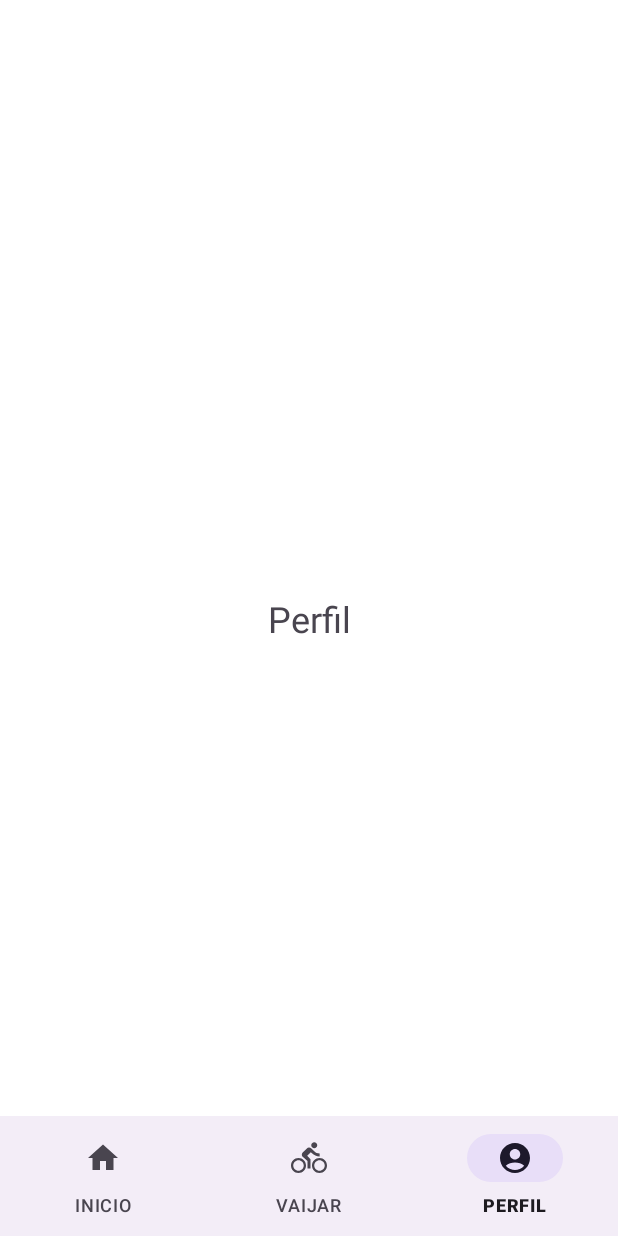
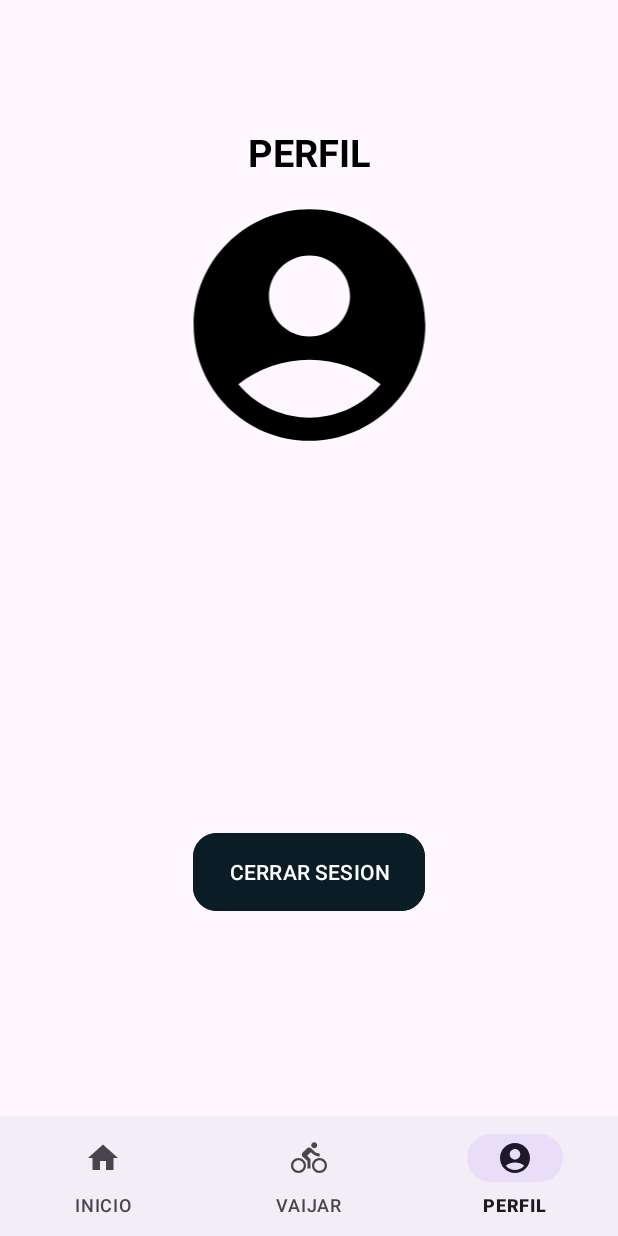
Before and after one commit to LuisRosero2002/CiclApp, an Android app: the HomeActivity screen opened directly, with no data from a screen before it, item 3 of the bottom bar chosen, on a phone screen of 412 x 824 dp. Run offline under Robolectric (Android 15) with nearby library versions, the phone set to English and light mode, and no system bars; our stand-ins replace Firebase (no records; nobody signed in at launch, a user with empty details on screens opened directly); 1 statement that could not run was skipped.

Commit message:
Conexion dataBase

```diff
--- a/app/build.gradle.kts
+++ b/app/build.gradle.kts
@@ -57,4 +57,7 @@ dependencies {
     implementation("com.google.firebase:firebase-auth-ktx")
     implementation("com.google.firebase:firebase-firestore-ktx")
     implementation("com.google.android.gms:play-services-maps:18.2.0")
+    implementation("com.google.firebase:firebase-database")
+    implementation ("com.squareup.retrofit2:converter-scalars:2.9.0")
+
 }
--- a/app/src/main/java/com/example/ciclapp/HomeActivity.kt
+++ b/app/src/main/java/com/example/ciclapp/HomeActivity.kt
@@ -46,10 +46,15 @@ class HomeActivity : AppCompatActivity() , OnMapReadyCallback {
                 return@OnNavigationItemSelectedListener true
             }
             R.id.btnPerfil -> {
+                val correo = (intent.getSerializableExtra("correo")).toString()
+                val fragment = ProfileFragment.newInstance(correo)
+                supportFragmentManager.popBackStackImmediate(null, FragmentManager.POP_BACK_STACK_INCLUSIVE)
+
                 supportFragmentManager.commit {
                     setReorderingAllowed(true)
                     replace<ProfileFragment>(R.id.fragmetContainer)
                 }
+
                 return@OnNavigationItemSelectedListener true
             }
             R.id.btnInicio -> {
@@ -62,6 +67,7 @@ class HomeActivity : AppCompatActivity() , OnMapReadyCallback {
             else -> false
         }
     }
+
 
     override fun onCreate(savedInstanceState: Bundle?) {
         super.onCreate(savedInstanceState)
@@ -84,13 +90,12 @@ class HomeActivity : AppCompatActivity() , OnMapReadyCallback {
     }
 
     override fun onMapReady(googleMaps: GoogleMap) {
-        /*map = googleMaps
+        map = googleMaps
         val coordenadas = LatLng(1.216611, -77.293663)
         val marker: MarkerOptions = MarkerOptions().position(coordenadas).title("Mi ubicacion")
         map.addMarker(marker)
         map.animateCamera(CameraUpdateFactory.newLatLngZoom(coordenadas, 18f), 4000, null)
 
-         */
     }
 
      private fun createMarker() {
--- /dev/null
+++ b/app/src/main/java/com/example/ciclapp/database/Auth.kt
@@ -0,0 +1,42 @@
+package com.example.ciclapp.database
+
+import com.example.ciclapp.models.Users
+import com.google.firebase.database.DataSnapshot
+import com.google.firebase.database.DatabaseError
+import com.google.firebase.database.DatabaseReference
+import com.google.firebase.database.FirebaseDatabase
+import com.google.firebase.database.ValueEventListener
+import com.google.firebase.ktx.Firebase
+import java.util.UUID
+
+class Auth() {
+
+    private val databaseReference: String = "Usuarios"
+    private val database: DatabaseReference = FirebaseDatabase.getInstance().getReference(databaseReference)
+
+    fun insertUser(inputData:Users, callback: (Boolean) -> Unit) {
+
+        database.child(inputData.id).setValue(inputData)
+            .addOnSuccessListener {
+                callback(true)
+            }
+            .addOnFailureListener {
+                callback(false)
+            }
+    }
+
+    fun getUser(correo: String, callback: (Users?) -> Unit) {
+
+        val consulta = database.orderByChild("correo").equalTo(correo)
+        consulta.addListenerForSingleValueEvent(object : ValueEventListener {
+            override fun onDataChange(snapshot: DataSnapshot) {
+                val userData = snapshot.getValue(Users::class.java)
+                callback(userData)
+            }
+
+            override fun onCancelled(error: DatabaseError) {
+                callback(null)
+            }
+        })
+    }
+}
--- a/app/src/main/java/com/example/ciclapp/fragments/ProfileFragment.kt
+++ b/app/src/main/java/com/example/ciclapp/fragments/ProfileFragment.kt
@@ -1,11 +1,18 @@
 package com.example.ciclapp.fragments
 
+import android.content.Intent
 import android.os.Bundle
+import android.util.Log
 import androidx.fragment.app.Fragment
 import android.view.LayoutInflater
 import android.view.View
 import android.view.ViewGroup
+import android.widget.TextView
+import com.example.ciclapp.HomeActivity
+import com.example.ciclapp.InfoDataUserActivity
 import com.example.ciclapp.R
+import com.example.ciclapp.database.Auth
+import com.example.ciclapp.models.Users
 
 
 private const val ARG_PARAM1 = "param1"
@@ -27,18 +34,40 @@ class ProfileFragment : Fragment() {
         inflater: LayoutInflater, container: ViewGroup?,
         savedInstanceState: Bundle?
     ): View? {
-        return inflater.inflate(R.layout.fragment_profile, container, false)
+        //val correo = arguments?.getString("param1")
+        val correo = "luis@gmail.com"
+        val root = inflater.inflate(R.layout.fragment_profile, container, false)
+
+        verificarInfoUsuario(correo.toString()) { existeUsuario ->
+            if (existeUsuario !== null)  {
+                Log.i("Holaaa",existeUsuario.nombre)
+                root.findViewById<TextView>(R.id.tUsuario).text = existeUsuario.nombre
+                root.findViewById<TextView>(R.id.tCorreo).text = existeUsuario.correo
+                root.findViewById<TextView>(R.id.tExperiencia).text = existeUsuario.experiencia
+                root.findViewById<TextView>(R.id.tEntreno).text = existeUsuario.nivelEntreno
+            }
+        }
+
+        return root
     }
 
     companion object {
 
         @JvmStatic
-        fun newInstance(param1: String, param2: String) =
-            ProfileFragment().apply {
-                arguments = Bundle().apply {
-                    putString(ARG_PARAM1, param1)
-                    putString(ARG_PARAM2, param2)
-                }
-            }
+        fun newInstance(param1: String): ProfileFragment {
+            val fragment = ProfileFragment()
+            val args = Bundle()
+            args.putString("param1", param1)
+            fragment.arguments = args
+            return fragment
+        }
+    }
+
+    private fun verificarInfoUsuario(correo: String, callback: (Users?) -> Unit) {
+        val controlerDatabase = Auth()
+
+        controlerDatabase.getUser(correo) { usuarioEncontrado ->
+            callback(usuarioEncontrado)
+        }
     }
 }
--- /dev/null
+++ b/app/src/main/res/drawable/baseline_info_24.xml
@@ -0,0 +1,5 @@
+<vector android:height="24dp" android:tint="#000000"
+    android:viewportHeight="24" android:viewportWidth="24"
+    android:width="24dp" xmlns:android="http://schemas.android.com/apk/res/android">
+    <path android:fillColor="@android:color/white" android:pathData="M12,2C6.48,2 2,6.48 2,12s4.48,10 10,10 10,-4.48 10,-10S17.52,2 12,2zM13,17h-2v-6h2v6zM13,9h-2L11,7h2v2z"/>
+</vector>
--- /dev/null
+++ b/app/src/main/res/drawable/baseline_perm_identity_24.xml
@@ -0,0 +1,5 @@
+<vector android:height="24dp" android:tint="#000000"
+    android:viewportHeight="24" android:viewportWidth="24"
+    android:width="24dp" xmlns:android="http://schemas.android.com/apk/res/android">
+    <path android:fillColor="@android:color/white" android:pathData="M12,5.9c1.16,0 2.1,0.94 2.1,2.1s-0.94,2.1 -2.1,2.1S9.9,9.16 9.9,8s0.94,-2.1 2.1,-2.1m0,9c2.97,0 6.1,1.46 6.1,2.1v1.1L5.9,18.1L5.9,17c0,-0.64 3.13,-2.1 6.1,-2.1M12,4C9.79,4 8,5.79 8,8s1.79,4 4,4 4,-1.79 4,-4 -1.79,-4 -4,-4zM12,13c-2.67,0 -8,1.34 -8,4v3h16v-3c0,-2.66 -5.33,-4 -8,-4z"/>
+</vector>
--- a/app/src/main/res/layout/fragment_profile.xml
+++ b/app/src/main/res/layout/fragment_profile.xml
@@ -4,17 +4,99 @@
     xmlns:tools="http://schemas.android.com/tools"
     android:layout_width="match_parent"
     android:layout_height="match_parent"
-    tools:context=".fragments.ProfileFragment"
-    android:background="@color/white">
+    tools:context=".AuthRegister">
+
+
 
     <TextView
+        android:id="@+id/txtRegister"
         android:layout_width="wrap_content"
         android:layout_height="wrap_content"
-        android:text="Perfil"
-        android:textSize="24sp"
+        android:text="PERFIL"
+        android:textSize="25dp"
+        android:textColor="#000000"
+        android:textStyle="bold"
+        android:layout_marginTop="5dp"
+        app:layout_constraintEnd_toEndOf="parent"
+        app:layout_constraintStart_toStartOf="parent"
+        app:layout_constraintTop_toTopOf="parent"
+        app:layout_constraintBottom_toBottomOf="parent"
+        app:layout_constraintVertical_bias="0.1"/>
+
+    <ImageView
+        android:id="@+id/imgPerfil"
+        android:layout_width="210dp"
+        android:layout_height="185dp"
+        android:src="@drawable/baseline_account_circle_24"
         app:layout_constraintBottom_toBottomOf="parent"
         app:layout_constraintEnd_toEndOf="parent"
         app:layout_constraintStart_toStartOf="parent"
-        app:layout_constraintTop_toTopOf="parent" />
+        app:layout_constraintTop_toBottomOf="@+id/txtRegister"
+        app:layout_constraintVertical_bias="0.01"/>
+
+    <TextView
+        android:id="@+id/tUsuario"
+        android:layout_width="match_parent"
+        android:layout_height="48dp"
+        android:layout_marginHorizontal="20dp"
+        android:layout_marginTop="10dp"
+        android:inputType="text"
+        android:padding="10dp"
+        app:layout_constraintEnd_toEndOf="parent"
+        app:layout_constraintStart_toStartOf="parent"
+        app:layout_constraintTop_toBottomOf="@+id/imgPerfil"
+        android:textSize="20dp"/>
+    <TextView
+        android:id="@+id/tCorreo"
+        android:layout_width="match_parent"
+        android:layout_height="48dp"
+        android:layout_marginHorizontal="20dp"
+        android:layout_marginTop="10dp"
+        android:inputType="text"
+        android:padding="10dp"
+        app:layout_constraintEnd_toEndOf="parent"
+        app:layout_constraintStart_toStartOf="parent"
+        app:layout_constraintTop_toBottomOf="@+id/tUsuario"
+        android:textSize="20dp"
+        />
+
+    <TextView
+        android:id="@+id/tExperiencia"
+        android:layout_width="match_parent"
+        android:layout_height="48dp"
+        android:layout_marginHorizontal="20dp"
+        android:layout_marginTop="10dp"
+        android:inputType="text"
+        android:padding="10dp"
+        app:layout_constraintEnd_toEndOf="parent"
+        app:layout_constraintStart_toStartOf="parent"
+        app:layout_constraintTop_toBottomOf="@+id/tCorreo"
+        android:textSize="20dp"
+        />
+    <TextView
+        android:id="@+id/tEntreno"
+        android:layout_width="match_parent"
+        android:layout_height="48dp"
+        android:layout_marginHorizontal="20dp"
+        android:layout_marginTop="10dp"
+        android:inputType="text"
+        android:padding="10dp"
+        app:layout_constraintEnd_toEndOf="parent"
+        app:layout_constraintStart_toStartOf="parent"
+        app:layout_constraintTop_toBottomOf="@+id/tExperiencia"
+        android:textSize="20dp"
+        />
+
+    <Button
+        android:id="@+id/btnGuardar"
+        android:layout_width="wrap_content"
+        android:layout_height="60dp"
+        android:layout_marginTop="10dp"
+        android:backgroundTint="@color/buttons"
+        android:text="CERRAR SESION"
+        app:cornerRadius="?attr/listPreferredItemPaddingEnd"
+        app:layout_constraintEnd_toEndOf="parent"
+        app:layout_constraintStart_toStartOf="parent"
+        app:layout_constraintTop_toBottomOf="@+id/tEntreno" />
 
 </androidx.constraintlayout.widget.ConstraintLayout>
```
Also changed, not shown: app/src/main/AndroidManifest.xml (+9 -2 lines), app/src/main/java/com/example/ciclapp/AuthLogin.kt (+34 -4 lines), app/src/main/java/com/example/ciclapp/InfoDataUserActivity.kt (added, +178 -0 lines), app/src/main/java/com/example/ciclapp/models/Users.kt (added, +18 -0 lines), app/src/main/res/layout/activity_autlh_login.xml (+10 -0 lines), app/src/main/res/layout/activity_info_data_user.xml (added, +255 -0 lines).
